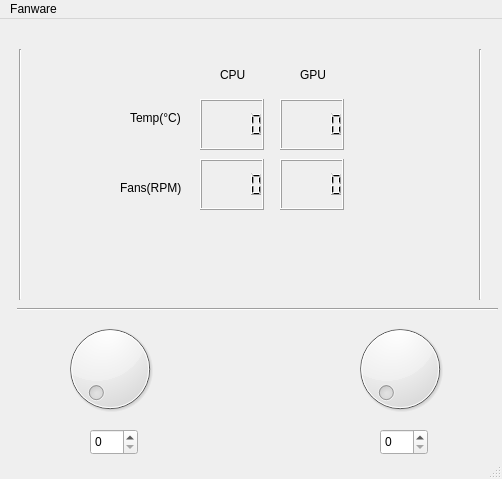
First picture: the form in untitled/mainwindow.ui, repository madhavpcm/DellG5SE-Fan-Linux, before the edit.
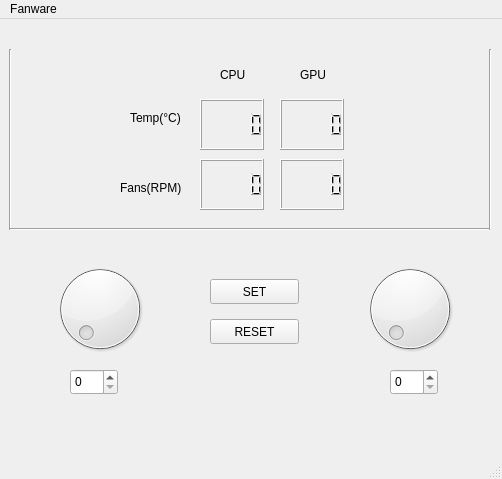
Second picture: the form after the edit. Icons and pictures are not drawn. Custom widgets are drawn as their Qt base class.

What changed in the file:
```diff
--- a/untitled/mainwindow.ui
+++ b/untitled/mainwindow.ui
@@ -83,10 +83,10 @@
    <widget class="Line" name="line">
     <property name="geometry">
      <rect>
-      <x>10</x>
+      <x>0</x>
       <y>30</y>
       <width>20</width>
-      <height>251</height>
+      <height>181</height>
      </rect>
     </property>
     <property name="orientation">
@@ -96,8 +96,8 @@
    <widget class="Line" name="line_2">
     <property name="geometry">
      <rect>
-      <x>17</x>
-      <y>280</y>
+      <x>10</x>
+      <y>200</y>
       <width>481</width>
       <height>20</height>
      </rect>
@@ -135,10 +135,10 @@
    <widget class="Line" name="line_3">
     <property name="geometry">
      <rect>
-      <x>470</x>
+      <x>480</x>
       <y>30</y>
       <width>20</width>
-      <height>251</height>
+      <height>181</height>
      </rect>
     </property>
     <property name="orientation">
@@ -195,8 +195,8 @@
    <widget class="CustomDial" name="dial_cpu">
     <property name="geometry">
      <rect>
-      <x>60</x>
-      <y>300</y>
+      <x>50</x>
+      <y>240</y>
       <width>100</width>
       <height>100</height>
      </rect>
@@ -214,8 +214,8 @@
    <widget class="CustomDial" name="dial_gpu">
     <property name="geometry">
      <rect>
-      <x>350</x>
-      <y>300</y>
+      <x>360</x>
+      <y>240</y>
       <width>100</width>
       <height>100</height>
      </rect>
@@ -227,8 +227,8 @@
    <widget class="QSpinBox" name="cpu_val">
     <property name="geometry">
      <rect>
-      <x>90</x>
-      <y>410</y>
+      <x>70</x>
+      <y>350</y>
       <width>48</width>
       <height>26</height>
      </rect>
@@ -240,8 +240,8 @@
    <widget class="QSpinBox" name="gpu_val">
     <property name="geometry">
      <rect>
-      <x>380</x>
-      <y>410</y>
+      <x>390</x>
+      <y>350</y>
       <width>48</width>
       <height>26</height>
      </rect>
@@ -250,6 +250,32 @@
      <number>255</number>
     </property>
    </widget>
+   <widget class="QPushButton" name="setButton">
+    <property name="geometry">
+     <rect>
+      <x>210</x>
+      <y>260</y>
+      <width>89</width>
+      <height>25</height>
+     </rect>
+    </property>
+    <property name="text">
+     <string>SET</string>
+    </property>
+   </widget>
+   <widget class="QPushButton" name="resetButton">
+    <property name="geometry">
+     <rect>
+      <x>210</x>
+      <y>300</y>
+      <width>89</width>
+      <height>25</height>
+     </rect>
+    </property>
+    <property name="text">
+     <string>RESET</string>
+    </property>
+   </widget>
   </widget>
   <widget class="QMenuBar" name="menubar">
    <property name="geometry">
```
